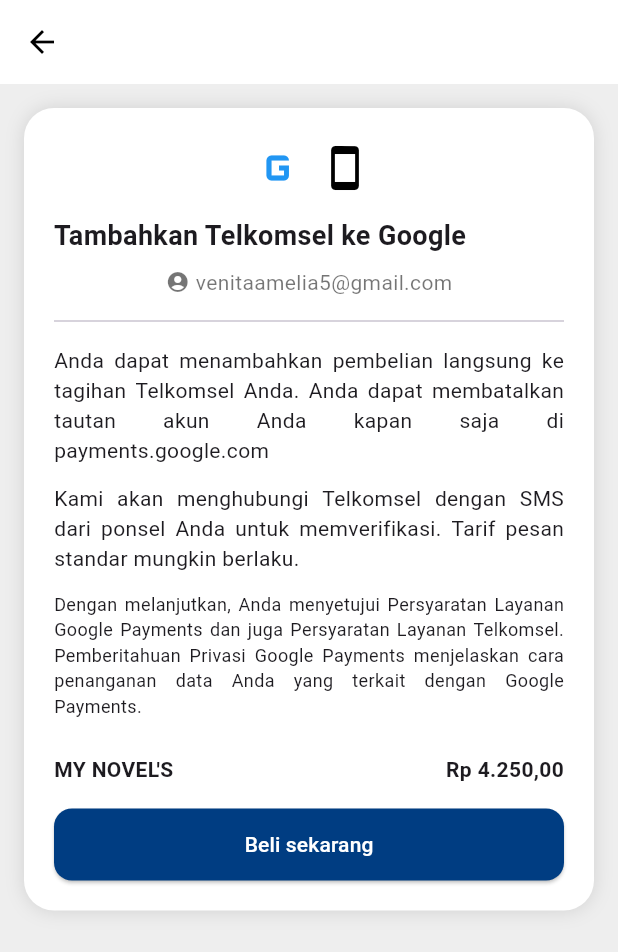
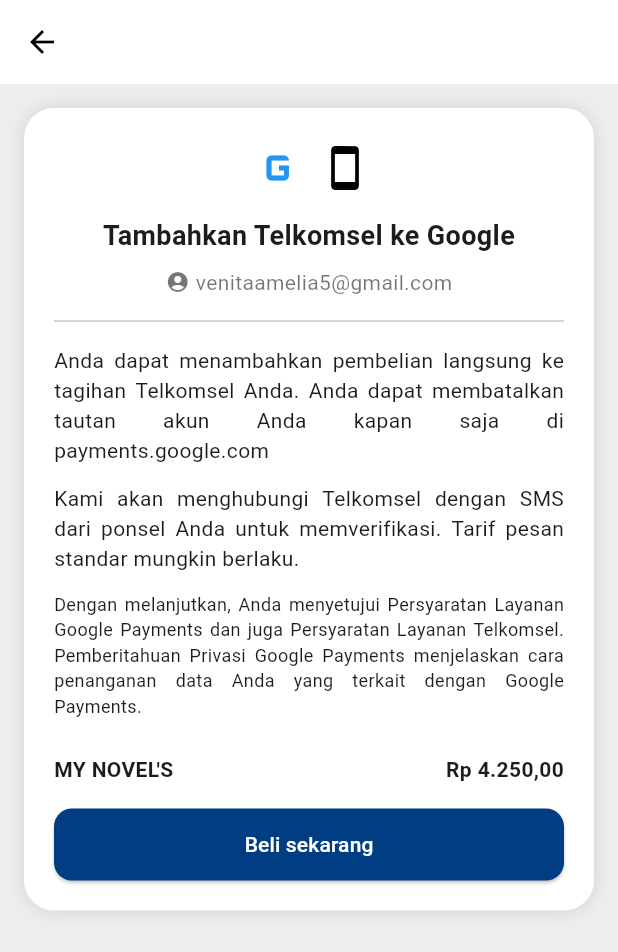
Before and after one commit to Venita23/Tugas-Kelompok-1-DPM, a Flutter app: the TelkomselGooglePayment2 screen opened directly, on a phone screen of 412 x 824 dp. Shown: the top 952 px of the screen. Run offline on Flutter 3.47's test engine with Material 3 defaults, Android fonts, the phone set to English and light mode, and no system bars.

Commit message:
update payment

```diff
--- a/lib/payment_2.dart
+++ b/lib/payment_2.dart
@@ -54,15 +54,20 @@ class _TelkomselGooglePaymentState2 extends State<TelkomselGooglePayment2> {
                   ),
                   const SizedBox(height: 12),
 
-                  const Text(
+                  // Judul dan Email di tengah
+                  Center(
+                    child: Column(
+                      children: const [
+                        Text(
                           "Tambahkan Telkomsel ke Google",
-                    style: TextStyle(fontSize: 18, fontWeight: FontWeight.bold),
+                          style: TextStyle(
+                              fontSize: 18, fontWeight: FontWeight.bold),
                           textAlign: TextAlign.center,
                         ),
-                  const SizedBox(height: 8),
-
-                  const Row(
+                        SizedBox(height: 8),
+                        Row(
                           mainAxisAlignment: MainAxisAlignment.center,
+                          mainAxisSize: MainAxisSize.min,
                           children: [
                             Icon(Icons.account_circle,
                                 size: 16, color: Colors.black54),
@@ -70,6 +75,9 @@ class _TelkomselGooglePaymentState2 extends State<TelkomselGooglePayment2> {
                             Text("venitaamelia5@gmail.com",
                                 style: TextStyle(color: Colors.black54)),
                           ],
+                        ),
+                      ],
+                    ),
                   ),
 
                   const Divider(height: 32),
@@ -107,12 +115,13 @@ class _TelkomselGooglePaymentState2 extends State<TelkomselGooglePayment2> {
                         fillColor: const Color.fromARGB(255, 206, 220, 237),
                         border: OutlineInputBorder(
                           borderRadius: BorderRadius.circular(12),
-                          borderSide:
-                              BorderSide(color: const Color.fromARGB(255, 93, 166, 249)),
+                          borderSide: const BorderSide(
+                              color: Color.fromARGB(255, 93, 166, 249)),
                         ),
                         focusedBorder: OutlineInputBorder(
                           borderRadius: BorderRadius.circular(12),
-                          borderSide: const BorderSide(color: Color(0xFF003D82)),
+                          borderSide:
+                              const BorderSide(color: Color(0xFF003D82)),
                         ),
                         suffixIcon: IconButton(
                           icon: Icon(
```
Also changed, not shown: lib/payment.dart (+16 -6 lines), lib/payment_1.dart (+21 -9 lines). Lines whose indentation alone changed are shown as unchanged.
